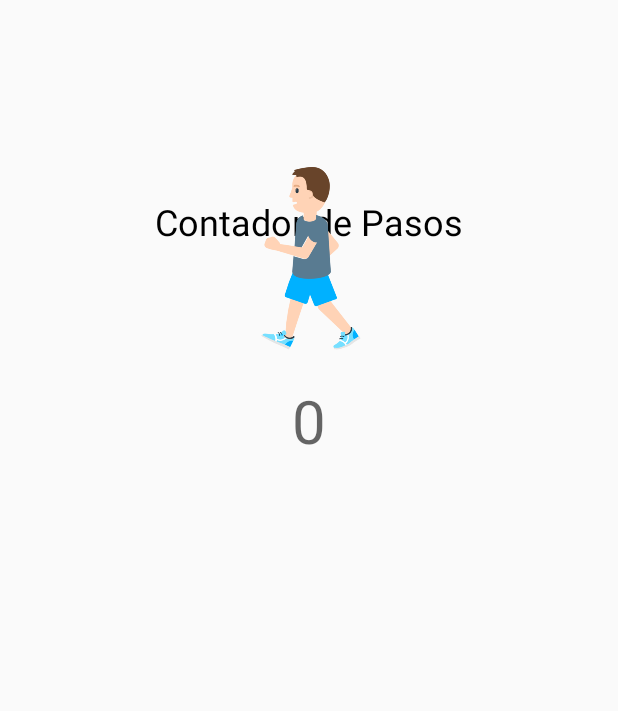
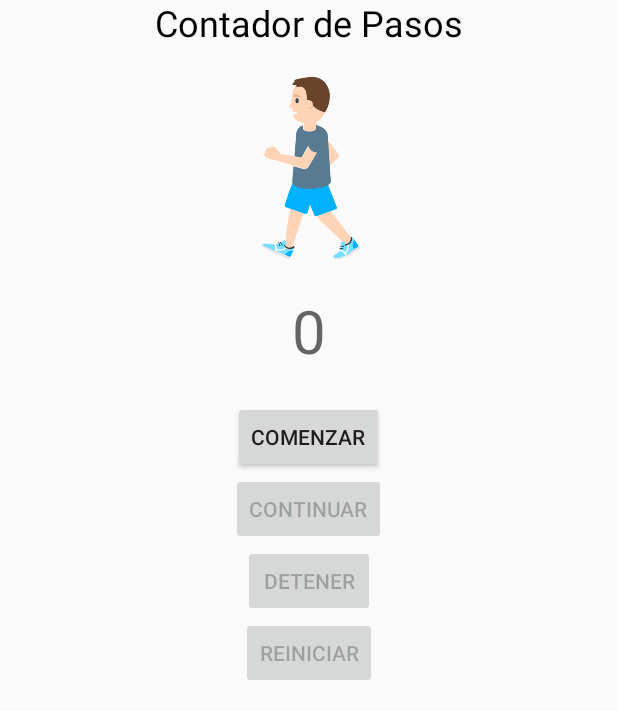
Before and after one commit to rmanchego/DNPDAH, an Android app: the fragment Frag3 placed in its activity, on a phone screen of 412 x 824 dp, the part 525-1236 px from its top. Run offline under Robolectric (Android 15) with nearby library versions, the phone set to English and light mode, and no system bars.

Commit message:
Agregando botones al contador de pasos

```diff
--- a/ProyectoNPA2/app/src/main/java/com/practica02/proyectonpa/Fragments/Frag3.java
+++ b/ProyectoNPA2/app/src/main/java/com/practica02/proyectonpa/Fragments/Frag3.java
@@ -1,6 +1,8 @@
 package com.practica02.proyectonpa.Fragments;
 
 import android.annotation.SuppressLint;
+import android.content.Context;
+import android.content.SharedPreferences;
 import android.hardware.Sensor;
 import android.hardware.SensorEvent;
 import android.hardware.SensorEventListener;
@@ -9,6 +11,7 @@ import android.os.Bundle;
 import android.view.LayoutInflater;
 import android.view.View;
 import android.view.ViewGroup;
+import android.widget.Button;
 import android.widget.TextView;
 
 import androidx.annotation.NonNull;
@@ -24,6 +27,8 @@ public class Frag3 extends Fragment {
     private double valoranterior=0;
     private int contarPasos=0;
     TextView viewPasos;
+    private Button btnComenzar, btnDetener, btnReiniciar,btnContinuar;
+    boolean caminando = false;
 
     @SuppressLint("ResourceType")
     @Nullable
@@ -32,26 +37,76 @@ public class Frag3 extends Fragment {
         View v = inflater.inflate(R.layout.frag3_layout,container,false);
 
         viewPasos = v.findViewById(R.id.id_viewpasosFrag);
+        btnComenzar = v.findViewById(R.id.btnComenzarFrag);
+        btnDetener = v.findViewById(R.id.btnDetenerFrag);
+        btnReiniciar = v.findViewById(R.id.btnReiniciarFrag);
+        btnContinuar = v.findViewById(R.id.btnContinuarFrag);
+
         SensorManager sensorManager = (SensorManager) getActivity().getSystemService(SENSOR_SERVICE);
         final Sensor sensor = sensorManager.getDefaultSensor(Sensor.TYPE_ACCELEROMETER);
+
+        btnComenzar.setOnClickListener(new View.OnClickListener() {
+            @Override
+            public void onClick(View v) {
+                caminando = true;
+                contarPasos = 0;
+                btnComenzar.setEnabled(false);
+                btnContinuar.setEnabled(false);
+                btnDetener.setEnabled(true);
+                btnReiniciar.setEnabled(true);
+            }
+        });
+        btnDetener.setOnClickListener(new View.OnClickListener() {
+            @Override
+            public void onClick(View v) {
+                caminando = false;
+                btnContinuar.setEnabled(true);
+                btnReiniciar.setEnabled(true);
+            }
+        });
+
+        btnReiniciar.setOnClickListener(new View.OnClickListener() {
+            @Override
+            public void onClick(View v) {
+                caminando = false;
+                contarPasos = 0;
+                viewPasos.setText(0);
+                btnComenzar.setEnabled(true);
+                btnContinuar.setEnabled(false);
+                btnDetener.setEnabled(false);
+                btnReiniciar.setEnabled(false);
+            }
+        });
+        btnContinuar.setOnClickListener(new View.OnClickListener() {
+            @Override
+            public void onClick(View v) {
+                caminando = true;
+                btnComenzar.setEnabled(false);
+                btnContinuar.setEnabled(false);
+                btnDetener.setEnabled(true);
+                btnReiniciar.setEnabled(true);
+            }
+        });
 
         SensorEventListener contadorPasos = new SensorEventListener() {
             @Override
             public void onSensorChanged(SensorEvent event) {
-                if(event!=null){
+                if (caminando){
+                    if (event != null) {
                         float x = event.values[0];
                         float y = event.values[1];
                         float z = event.values[2];
 
-                    double valor = Math.sqrt(x*x + y*y + z*z);
-                    double val2 = valor-valoranterior;
+                        double valor = Math.sqrt(x * x + y * y + z * z);
+                        double val2 = valor - valoranterior;
                         valoranterior = valor;
 
-                    if(val2 >6){
+                        if (val2 > 6) {
                             contarPasos++;
                         }
                         viewPasos.setText(String.valueOf(contarPasos));
 
+                    }
                 }
             }
 
@@ -64,4 +119,32 @@ public class Frag3 extends Fragment {
 
         return v;
     }
+
+    @Override
+    public void onPause() {
+        super.onPause();
+        SharedPreferences sharedPreferences = getActivity().getPreferences(Context.MODE_PRIVATE);
+        SharedPreferences.Editor editor = sharedPreferences.edit();
+        editor.clear();
+        editor.putInt("stepCount", contarPasos);
+        editor.apply();
     }
+
+    @Override
+    public void onStop() {
+        super.onStop();
+        SharedPreferences sharedPreferences = getActivity().getPreferences(Context.MODE_PRIVATE);
+        SharedPreferences.Editor editor = sharedPreferences.edit();
+        editor.clear();
+        editor.putInt("stepCount", contarPasos);
+        editor.apply();
+    }
+
+    @Override
+    public void onResume() {
+        super.onResume();
+
+        SharedPreferences sharedPreferences = getActivity().getPreferences(Context.MODE_PRIVATE);
+        contarPasos = sharedPreferences.getInt("stepCount",0);
+    }
+}
--- a/ProyectoNPA2/app/src/main/res/layout/frag3_layout.xml
+++ b/ProyectoNPA2/app/src/main/res/layout/frag3_layout.xml
@@ -23,7 +23,7 @@
         android:id="@+id/fingerprintImageFrag"
         android:layout_width="122dp"
         android:layout_height="122dp"
-        android:layout_below="@+id/headingLabel"
+        android:layout_below="@+id/headingLabelFrag"
         android:layout_centerHorizontal="true"
         app:srcCompat="@drawable/personacaminando" />
 
@@ -39,5 +39,44 @@
         android:hint="0"
         android:textAlignment="center" />
 
+    <Button
+        android:id="@+id/btnComenzarFrag"
+        android:layout_width="wrap_content"
+        android:layout_height="wrap_content"
+        android:layout_below="@+id/id_viewpasosFrag"
+        android:textAlignment="center"
+        android:layout_centerHorizontal="true"
+        android:text="Comenzar" />
+
+    <Button
+        android:id="@+id/btnContinuarFrag"
+        android:layout_width="wrap_content"
+        android:layout_height="wrap_content"
+        android:layout_below="@+id/btnComenzarFrag"
+        android:textAlignment="center"
+        android:layout_centerHorizontal="true"
+        android:enabled="false"
+        android:text="Continuar" />
+
+    <Button
+        android:id="@+id/btnDetenerFrag"
+        android:layout_width="wrap_content"
+        android:layout_height="wrap_content"
+        android:layout_below="@+id/btnContinuarFrag"
+        android:textAlignment="center"
+        android:layout_centerHorizontal="true"
+        android:enabled="false"
+        android:text="Detener" />
+
+    <Button
+        android:id="@+id/btnReiniciarFrag"
+        android:layout_width="wrap_content"
+        android:layout_height="wrap_content"
+        android:layout_below="@+id/btnDetenerFrag"
+        android:textAlignment="center"
+        android:layout_centerHorizontal="true"
+        android:enabled="false"
+        android:text="Reiniciar" />
+
 
 </RelativeLayout>
```
Lines whose indentation alone changed are shown as unchanged.
